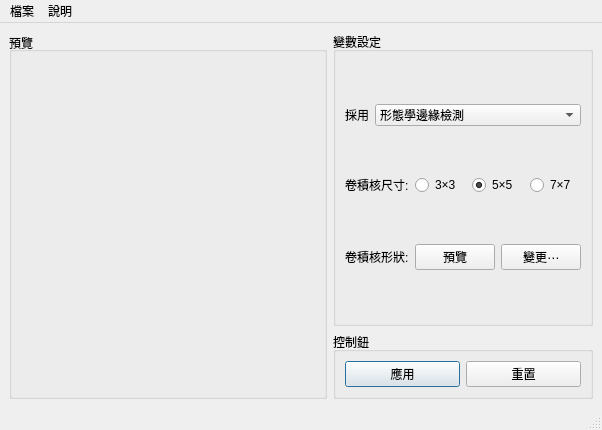
Before: the Qt Designer form SE-342/assignments/ass2/src/MorphologicalExample/mainwindow.ui in yepengpeng-1/2019-2020-autumn-semester, drawn with Qt 5.
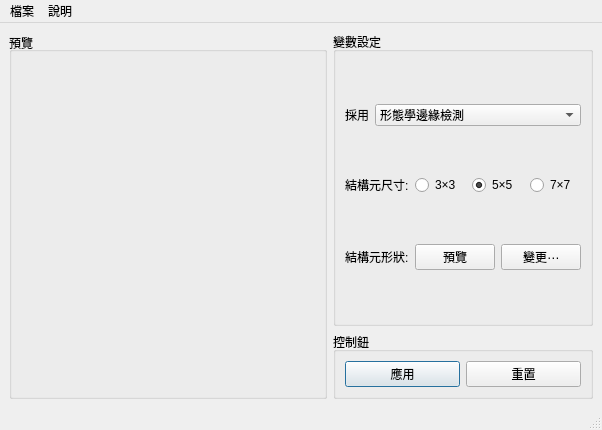
After: the same form once the commit is applied.

```diff
--- a/SE-342/assignments/ass2/src/MorphologicalExample/mainwindow.ui
+++ b/SE-342/assignments/ass2/src/MorphologicalExample/mainwindow.ui
@@ -140,7 +140,7 @@
               </sizepolicy>
              </property>
              <property name="text">
-              <string>卷積核尺寸:</string>
+              <string>結構元尺寸:</string>
              </property>
             </widget>
            </item>
@@ -181,7 +181,7 @@
               </sizepolicy>
              </property>
              <property name="text">
-              <string>卷積核形狀:</string>
+              <string>結構元形狀:</string>
              </property>
             </widget>
            </item>
```
